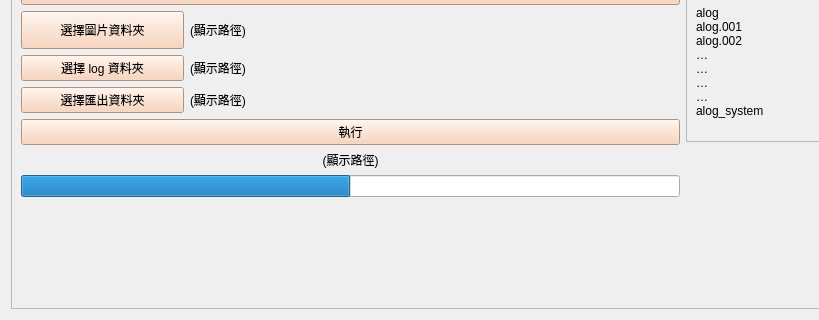
Qt form MTK/AF/UI.ui (YuTing-Fang1999/FIH-tool) before a commit; both pictures show x 0 to 819 and y 225 to 545 of the 926 by 545 pixel window.
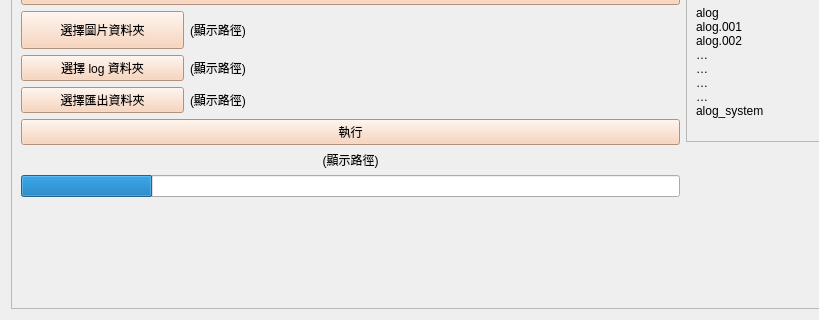
The same form after that commit.

Patch:
```diff
--- a/MTK/AF/UI.ui
+++ b/MTK/AF/UI.ui
@@ -221,7 +221,7 @@
          <item>
           <widget class="QProgressBar" name="executeParserProgressBar">
            <property name="value">
-            <number>50</number>
+            <number>20</number>
            </property>
            <property name="textVisible">
             <bool>false</bool>
```
